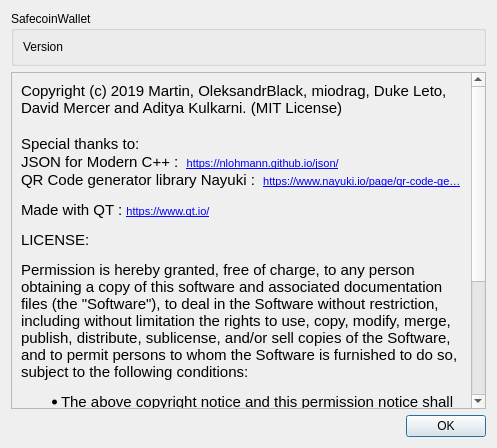
Qt form src/about.ui (zerocurrencycoin/zerowallet) before a commit.
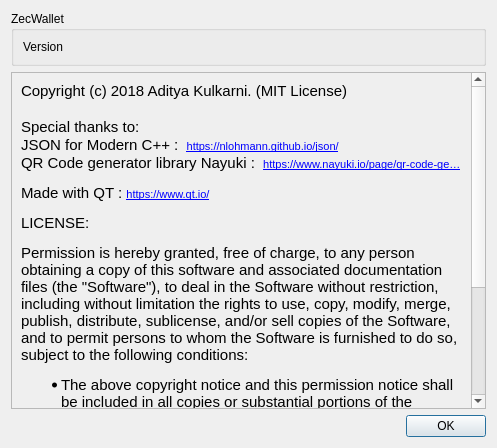
The same form after that commit.

The edit to the form file:
```diff
--- a/src/about.ui
+++ b/src/about.ui
@@ -17,7 +17,7 @@
    <item>
     <widget class="QGroupBox" name="groupBox">
      <property name="title">
-      <string notr="true">SafecoinWallet</string>
+      <string notr="true">ZecWallet</string>
      </property>
      <layout class="QVBoxLayout" name="verticalLayout_2">
       <item>
@@ -40,8 +40,8 @@
        <rect>
         <x>0</x>
         <y>0</y>
-        <width>460</width>
-        <height>503</height>
+        <width>463</width>
+        <height>517</height>
        </rect>
       </property>
       <layout class="QVBoxLayout" name="verticalLayout_3">
@@ -51,13 +51,13 @@
           <string notr="true">&lt;!DOCTYPE HTML PUBLIC &quot;-//W3C//DTD HTML 4.0//EN&quot; &quot;http://www.w3.org/TR/REC-html40/strict.dtd&quot;&gt;
 &lt;html&gt;&lt;head&gt;&lt;meta name=&quot;qrichtext&quot; content=&quot;1&quot; /&gt;&lt;style type=&quot;text/css&quot;&gt;
 p, li { white-space: pre-wrap; }
-&lt;/style&gt;&lt;/head&gt;&lt;body style=&quot; font-family:'MS Shell Dlg 2'; font-size:8pt; font-weight:400; font-style:normal;&quot;&gt;
-&lt;p style=&quot; margin-top:0px; margin-bottom:0px; margin-left:0px; margin-right:0px; -qt-block-indent:0; text-indent:0px;&quot;&gt;&lt;span style=&quot; font-family:'Ubuntu'; font-size:11pt;&quot;&gt;Copyright (c) 2019 Martin, OleksandrBlack, miodrag, Duke Leto, David Mercer and Aditya Kulkarni. (MIT License)&lt;/span&gt;&lt;/p&gt;
+&lt;/style&gt;&lt;/head&gt;&lt;body style=&quot; font-family:'MS Shell Dlg 2'; font-size:8.1pt; font-weight:400; font-style:normal;&quot;&gt;
+&lt;p style=&quot; margin-top:0px; margin-bottom:0px; margin-left:0px; margin-right:0px; -qt-block-indent:0; text-indent:0px;&quot;&gt;&lt;span style=&quot; font-family:'Ubuntu'; font-size:11pt;&quot;&gt;Copyright (c) 2018 Aditya Kulkarni. (MIT License)&lt;/span&gt;&lt;/p&gt;
 &lt;p style=&quot;-qt-paragraph-type:empty; margin-top:0px; margin-bottom:0px; margin-left:0px; margin-right:0px; -qt-block-indent:0; text-indent:0px; font-family:'Ubuntu'; font-size:11pt;&quot;&gt;&lt;br /&gt;&lt;/p&gt;
 &lt;p style=&quot; margin-top:0px; margin-bottom:0px; margin-left:0px; margin-right:0px; -qt-block-indent:0; text-indent:0px;&quot;&gt;&lt;span style=&quot; font-family:'Ubuntu'; font-size:11pt;&quot;&gt;Special thanks to:&lt;/span&gt;&lt;/p&gt;
-&lt;p style=&quot; margin-top:0px; margin-bottom:0px; margin-left:0px; margin-right:0px; -qt-block-indent:0; text-indent:0px;&quot;&gt;&lt;span style=&quot; font-family:'Ubuntu'; font-size:11pt;&quot;&gt;JSON for Modern C++ :  &lt;/span&gt;&lt;a href=&quot;https://nlohmann.github.io/json/&quot;&gt;&lt;span style=&quot; font-family:'MS Shell Dlg 2'; text-decoration: underline; color:#0000ff;&quot;&gt;https://nlohmann.github.io/json/&lt;/span&gt;&lt;/a&gt;&lt;/p&gt;
-&lt;p style=&quot; margin-top:0px; margin-bottom:0px; margin-left:0px; margin-right:0px; -qt-block-indent:0; text-indent:0px;&quot;&gt;&lt;span style=&quot; font-family:'Ubuntu'; font-size:11pt;&quot;&gt;QR Code generator library Nayuki :  &lt;/span&gt;&lt;a href=&quot;https://www.nayuki.io/page/qr-code-generator-library&quot;&gt;&lt;span style=&quot; font-family:'MS Shell Dlg 2'; text-decoration: underline; color:#0000ff;&quot;&gt;https://www.nayuki.io/page/qr-code-ge…&lt;/span&gt;&lt;/a&gt;&lt;/p&gt;
-&lt;p style=&quot; margin-top:12px; margin-bottom:12px; margin-left:0px; margin-right:0px; -qt-block-indent:0; text-indent:0px;&quot;&gt;&lt;span style=&quot; font-family:'Ubuntu'; font-size:11pt;&quot;&gt;Made with QT : &lt;/span&gt;&lt;a href=&quot;https://www.qt.io/&quot;&gt;&lt;span style=&quot; font-family:'MS Shell Dlg 2'; text-decoration: underline; color:#0000ff;&quot;&gt;https://www.qt.io/&lt;/span&gt;&lt;/a&gt;&lt;/p&gt;
+&lt;p style=&quot; margin-top:0px; margin-bottom:0px; margin-left:0px; margin-right:0px; -qt-block-indent:0; text-indent:0px;&quot;&gt;&lt;span style=&quot; font-family:'Ubuntu'; font-size:11pt;&quot;&gt;JSON for Modern C++ :  &lt;/span&gt;&lt;a href=&quot;https://nlohmann.github.io/json/&quot;&gt;&lt;span style=&quot; font-size:8pt; text-decoration: underline; color:#0000ff;&quot;&gt;https://nlohmann.github.io/json/&lt;/span&gt;&lt;/a&gt;&lt;/p&gt;
+&lt;p style=&quot; margin-top:0px; margin-bottom:0px; margin-left:0px; margin-right:0px; -qt-block-indent:0; text-indent:0px;&quot;&gt;&lt;span style=&quot; font-family:'Ubuntu'; font-size:11pt;&quot;&gt;QR Code generator library Nayuki :  &lt;/span&gt;&lt;a href=&quot;https://www.nayuki.io/page/qr-code-generator-library&quot;&gt;&lt;span style=&quot; font-size:8pt; text-decoration: underline; color:#0000ff;&quot;&gt;https://www.nayuki.io/page/qr-code-ge…&lt;/span&gt;&lt;/a&gt;&lt;/p&gt;
+&lt;p style=&quot; margin-top:12px; margin-bottom:12px; margin-left:0px; margin-right:0px; -qt-block-indent:0; text-indent:0px;&quot;&gt;&lt;span style=&quot; font-family:'Ubuntu'; font-size:11pt;&quot;&gt;Made with QT : &lt;/span&gt;&lt;a href=&quot;https://www.qt.io/&quot;&gt;&lt;span style=&quot; font-size:8pt; text-decoration: underline; color:#0000ff;&quot;&gt;https://www.qt.io/&lt;/span&gt;&lt;/a&gt;&lt;/p&gt;
 &lt;p style=&quot; margin-top:12px; margin-bottom:12px; margin-left:0px; margin-right:0px; -qt-block-indent:0; text-indent:0px;&quot;&gt;&lt;span style=&quot; font-family:'Ubuntu'; font-size:11pt;&quot;&gt;LICENSE:&lt;/span&gt;&lt;/p&gt;
 &lt;p style=&quot; margin-top:12px; margin-bottom:12px; margin-left:0px; margin-right:0px; -qt-block-indent:0; text-indent:0px;&quot;&gt;&lt;span style=&quot; font-family:'Ubuntu'; font-size:11pt;&quot;&gt;Permission is hereby granted, free of charge, to any person obtaining a copy of this software and associated documentation files (the &amp;quot;Software&amp;quot;), to deal in the Software without restriction, including without limitation the rights to use, copy, modify, merge, publish, distribute, sublicense, and/or sell copies of the Software, and to permit persons to whom the Software is furnished to do so, subject to the following conditions:&lt;/span&gt;&lt;/p&gt;
 &lt;ul style=&quot;margin-top: 0px; margin-bottom: 0px; margin-left: 0px; margin-right: 0px; -qt-list-indent: 1;&quot;&gt;&lt;li style=&quot; font-family:'Ubuntu'; font-size:11pt;&quot; style=&quot; margin-top:12px; margin-bottom:12px; margin-left:0px; margin-right:0px; -qt-block-indent:0; text-indent:0px;&quot;&gt;The above copyright notice and this permission notice shall be included in all copies or substantial portions of the Software.&lt;/li&gt;
```
